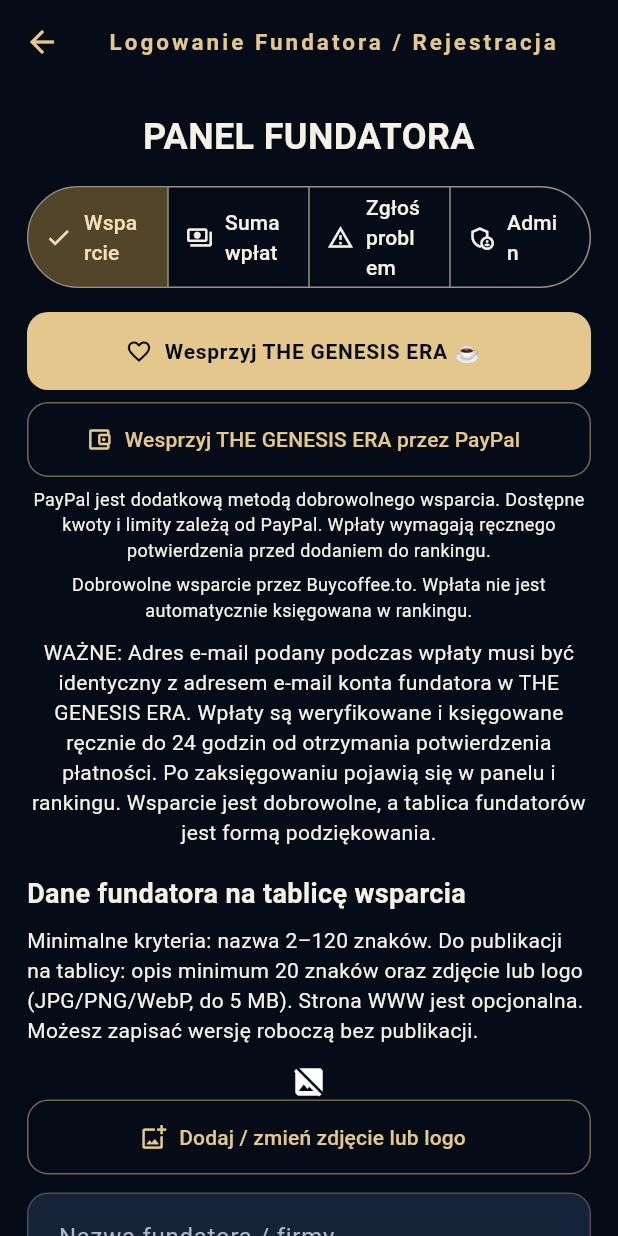
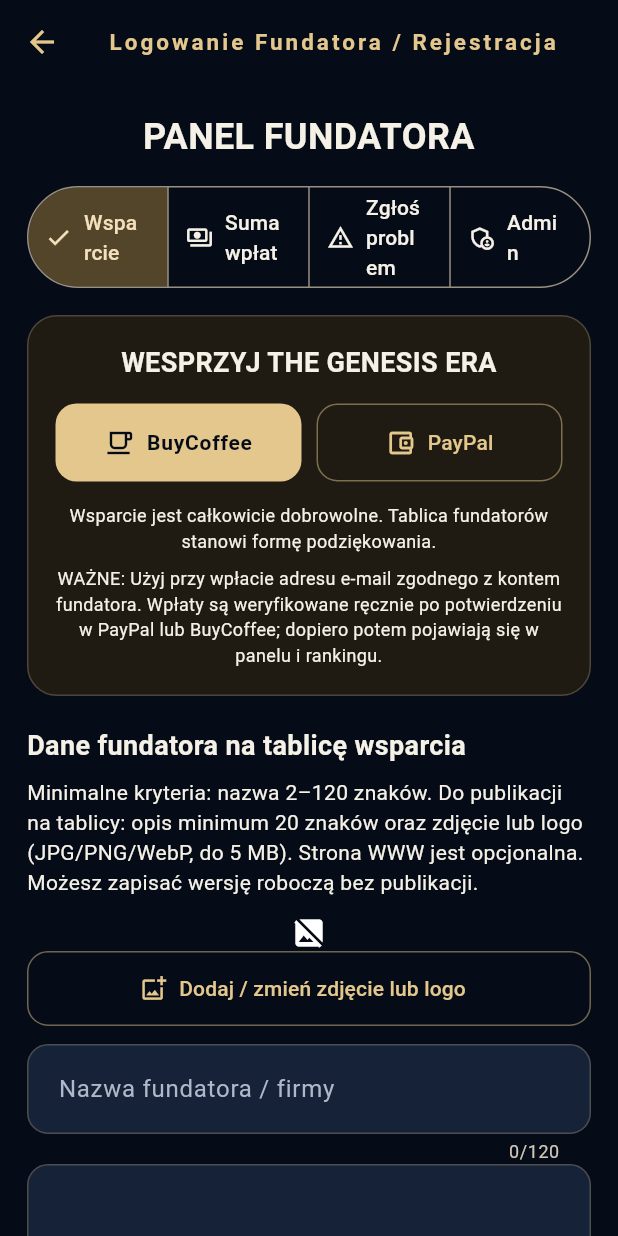
Before and after one commit to AIGlobalCommunity/ai-global-app, a Flutter app: the GenesisFinancialSupport screen opened directly, after a tap on "Logowanie Fundatora / Rejestracja", on a phone screen of 412 x 824 dp. Run offline on Flutter 3.47's test engine with Material 3 defaults, Android fonts, the phone set to English and light mode, and no system bars; our stand-ins replace flutter_svg, image_picker, share_plus, shared_preferences, supabase_flutter; missing offline and left inert: dart:html, dart:ui_web; accounts and stored records are empty; network calls fail; Roboto replaces fonts that are missing (Georgia).

Commit message:
Modernize founder donation buttons side by side and show donation notices only on support tab

```diff
--- a/lib/genesis_founder_dashboard.dart
+++ b/lib/genesis_founder_dashboard.dart
@@ -265,35 +265,50 @@
             if (adminEnabled) const ButtonSegment(value: 3, icon: Icon(Icons.admin_panel_settings_outlined), label: Text('Admin')),
           ], selected: {tab}, onSelectionChanged: (v) =>
               setState(() => tab = v.first)),
-          const SizedBox(height: 12),
-          FilledButton.icon(
-            onPressed: () => launchUrl(
-              Uri.parse('https://buycoffee.to/thegenesisera.com'),
-              webOnlyWindowName: '_blank'),
-            icon: const Icon(Icons.favorite_outline),
-            label: const Text('Wesprzyj THE GENESIS ERA ☕')),
-          const SizedBox(height: 8),
-          OutlinedButton.icon(
-            onPressed: () => launchUrl(
-              Uri.parse('https://www.paypal.com/biz/profile/thegenesisera'),
-              webOnlyWindowName: '_blank'),
-            icon: const Icon(Icons.account_balance_wallet_outlined),
-            label: const Text('Wesprzyj THE GENESIS ERA przez PayPal')),
-          const SizedBox(height: 6),
-          const Text('PayPal jest dodatkową metodą dobrowolnego wsparcia. '
-            'Dostępne kwoty i limity zależą od PayPal. '
-            'Wpłaty wymagają ręcznego potwierdzenia przed dodaniem do rankingu.',
-            textAlign: TextAlign.center,
-            style: TextStyle(fontSize: 12)),
-          const SizedBox(height: 6),
-          const Text('Dobrowolne wsparcie przez Buycoffee.to. '
-            'Wpłata nie jest automatycznie księgowana w rankingu.',
-            textAlign: TextAlign.center,
-            style: TextStyle(fontSize: 12)),
-          const SizedBox(height: 10),
-          const Text('WAŻNE: Adres e-mail podany podczas wpłaty musi być identyczny z adresem e-mail konta fundatora w THE GENESIS ERA. Wpłaty są weryfikowane i księgowane ręcznie do 24 godzin od otrzymania potwierdzenia płatności. Po zaksięgowaniu pojawią się w panelu i rankingu. Wsparcie jest dobrowolne, a tablica fundatorów jest formą podziękowania.', textAlign: TextAlign.center),
-          const SizedBox(height: 18),
+          const SizedBox(height: 14),
           if (tab == 0) ...[
+            Container(
+              padding: const EdgeInsets.all(18),
+              decoration: BoxDecoration(
+                borderRadius: BorderRadius.circular(20),
+                color: Theme.of(context).colorScheme.surfaceContainerLow,
+                border: Border.all(color: Theme.of(context).colorScheme.outlineVariant),
+              ),
+              child: Column(crossAxisAlignment: CrossAxisAlignment.stretch, children: [
+                const Text('WESPRZYJ THE GENESIS ERA',
+                  textAlign: TextAlign.center,
+                  style: TextStyle(fontSize: 18, fontWeight: FontWeight.w700)),
+                const SizedBox(height: 14),
+                Row(children: [
+                  Expanded(child: FilledButton.icon(
+                    style: FilledButton.styleFrom(
+                      padding: const EdgeInsets.symmetric(vertical: 16, horizontal: 8),
+                      shape: RoundedRectangleBorder(borderRadius: BorderRadius.circular(14))),
+                    onPressed: () => launchUrl(
+                      Uri.parse('https://buycoffee.to/thegenesisera.com'),
+                      webOnlyWindowName: '_blank'),
+                    icon: const Icon(Icons.local_cafe_outlined, size: 20),
+                    label: const Text('BuyCoffee', maxLines: 1, overflow: TextOverflow.ellipsis))),
+                  const SizedBox(width: 10),
+                  Expanded(child: OutlinedButton.icon(
+                    style: OutlinedButton.styleFrom(
+                      padding: const EdgeInsets.symmetric(vertical: 16, horizontal: 8),
+                      shape: RoundedRectangleBorder(borderRadius: BorderRadius.circular(14))),
+                    onPressed: () => launchUrl(
+                      Uri.parse('https://www.paypal.com/biz/profile/thegenesisera'),
+                      webOnlyWindowName: '_blank'),
+                    icon: const Icon(Icons.account_balance_wallet_outlined, size: 20),
+                    label: const Text('PayPal', maxLines: 1, overflow: TextOverflow.ellipsis))),
+                ]),
+                const SizedBox(height: 14),
+                const Text('Wsparcie jest całkowicie dobrowolne. Tablica fundatorów stanowi formę podziękowania.',
+                  textAlign: TextAlign.center, style: TextStyle(fontSize: 12)),
+                const SizedBox(height: 8),
+                const Text('WAŻNE: Użyj przy wpłacie adresu e-mail zgodnego z kontem fundatora. Wpłaty są weryfikowane ręcznie po potwierdzeniu w PayPal lub BuyCoffee; dopiero potem pojawiają się w panelu i rankingu.',
+                  textAlign: TextAlign.center, style: TextStyle(fontSize: 12)),
+              ]),
+            ),
+            const SizedBox(height: 20),
             const Text('Dane fundatora na tablicę wsparcia',
               style: TextStyle(fontSize: 18, fontWeight: FontWeight.bold)),
             const SizedBox(height: 8),
```
